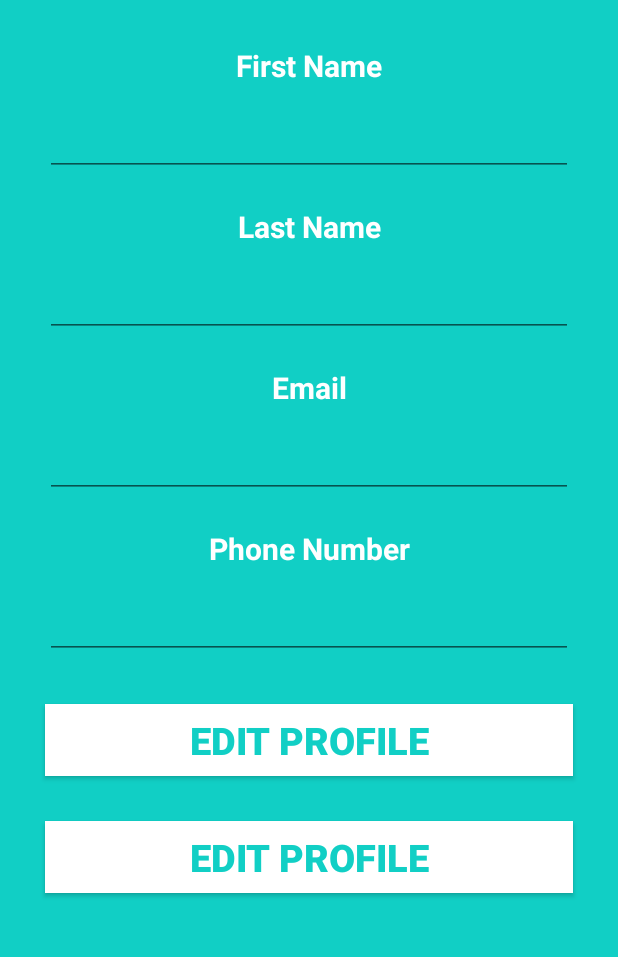
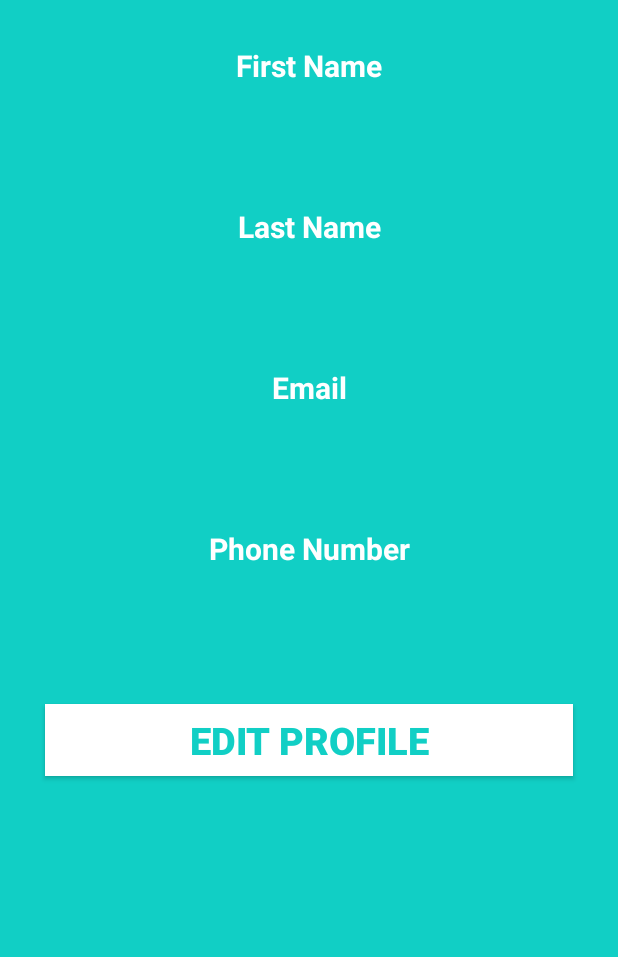
Before and after one commit to JoanWaweru/MakanikApp, an Android app: the ViewProfileActivity screen opened directly, with no data from a screen before it, on a phone screen of 412 x 824 dp, the part 80-1037 px from its top. Run offline under Robolectric (Android 15) with nearby library versions, the phone set to English and light mode, and no system bars; our stand-ins replace Firebase (no records; nobody signed in at launch, a user with empty details on screens opened directly); Roboto replaces fonts that are not available here.

Commit message:
Minor UI changes

```diff
--- a/app/src/main/java/com/joan/makanikapp/LoginActivity.java
+++ b/app/src/main/java/com/joan/makanikapp/LoginActivity.java
@@ -107,7 +107,7 @@ public class LoginActivity extends AppCompatActivity{
                     if (user.isEmailVerified()){
                         //redirect to ViewProfile Activity
 
-                        startActivity(new Intent(LoginActivity.this, MainScreenActivity.class));
+                        startActivity(new Intent(LoginActivity.this, UserMapsActivity.class));
 
                     }
                     else {
--- a/app/src/main/java/com/joan/makanikapp/MainScreenActivity.java
+++ b/app/src/main/java/com/joan/makanikapp/MainScreenActivity.java
@@ -48,7 +48,6 @@ public class MainScreenActivity extends AppCompatActivity implements View.OnClic
         signAsMechanic.setOnClickListener(this);
         logout.setOnClickListener(this);
 
-        editProfile = findViewById(R.id.editProfile);
 
 
 
--- a/app/src/main/java/com/joan/makanikapp/ViewProfileActivity.java
+++ b/app/src/main/java/com/joan/makanikapp/ViewProfileActivity.java
@@ -39,7 +39,7 @@ import com.google.firebase.database.ValueEventListener;
 public class ViewProfileActivity extends AppCompatActivity {
 
     TextView welcome;
-    EditText firstname,lastname,email,phone_number;
+    TextView firstname,lastname,email,phone_number;
     Button logout,editProfileBtn;
     String _FIRSTNAME,_LASTNAME,_EMAIL,_PHONENUMBER;
 
@@ -76,10 +76,10 @@ public class ViewProfileActivity extends AppCompatActivity {
         reference = FirebaseDatabase.getInstance().getReference("user");
         userID = user.getUid();
 
-        final EditText firstnameTextView = findViewById(R.id.profile_displayfirstname);
-        final EditText lastnameTextView = findViewById(R.id.profile_displaylastname);
-        final EditText emailTextView = findViewById(R.id.profile_displayemail);
-        final EditText phonenumberTextView = findViewById(R.id.profile_displayphonenumber);
+        final TextView firstnameTextView = findViewById(R.id.profile_displayfirstname);
+        final TextView lastnameTextView = findViewById(R.id.profile_displaylastname);
+        final TextView emailTextView = findViewById(R.id.profile_displayemail);
+        final TextView phonenumberTextView = findViewById(R.id.profile_displayphonenumber);
 
 
         reference.child(userID).addListenerForSingleValueEvent(new ValueEventListener() {
@@ -249,13 +249,16 @@ public class ViewProfileActivity extends AppCompatActivity {
         }
     }
 
-//    public void updateProfile(View view) {
-//        switch (view.getId()){
+    public void updateProfile(View view) {
+        // switch (view.getId()){
 //            case R.id.button_edit_profile:
 //                String _EMAIL = email.getEditText().getText().toString;
 //                String _PHONENUMBER = phone_number.getEditText().getText().toString;
 //                firebaseDatebase
-//    }
+
+        Intent editProfileIntent = new Intent(this,EditingUserProfileActivity.class);
+        startActivity(editProfileIntent);
+    }
 
 
     //editProfileBtn = findViewById(R.id.button_edit_profile);
--- a/app/src/main/res/layout/activity_viewprofile.xml
+++ b/app/src/main/res/layout/activity_viewprofile.xml
@@ -43,7 +43,7 @@
         android:textColor="@color/whiteTextColor">
 
     </TextView>
-    <EditText
+    <TextView
         android:layout_width="match_parent"
         android:layout_height="50dp"
         android:id="@+id/profile_displayfirstname"
@@ -56,7 +56,7 @@
         android:layout_marginTop="10dp"
         android:layout_marginHorizontal="30dp">
 
-    </EditText>
+    </TextView>
 
     <TextView
         android:layout_width="match_parent"
@@ -73,7 +73,7 @@
         android:textColor="@color/whiteTextColor">
 
     </TextView>
-    <EditText
+    <TextView
         android:layout_width="match_parent"
         android:layout_height="50dp"
         android:id="@+id/profile_displaylastname"
@@ -86,7 +86,7 @@
         android:layout_marginTop="10dp"
         android:layout_marginHorizontal="30dp">
 
-    </EditText>
+    </TextView>
 
     <TextView
         android:layout_width="match_parent"
@@ -103,7 +103,7 @@
         android:textColor="@color/whiteTextColor">
 
     </TextView>
-    <EditText
+    <TextView
         android:layout_width="match_parent"
         android:layout_height="50dp"
         android:id="@+id/profile_displayemail"
@@ -116,7 +116,7 @@
         android:layout_marginTop="10dp"
         android:layout_marginHorizontal="30dp">
 
-    </EditText>
+    </TextView>
 
     <TextView
         android:layout_width="match_parent"
@@ -133,7 +133,7 @@
         android:textColor="@color/whiteTextColor">
 
     </TextView>
-    <EditText
+    <TextView
         android:layout_width="match_parent"
         android:layout_height="50dp"
         android:id="@+id/profile_displayphonenumber"
@@ -146,7 +146,7 @@
         android:layout_marginTop="10dp"
         android:layout_marginHorizontal="30dp">
 
-    </EditText>
+    </TextView>
 
     <Button
         android:layout_width="match_parent"
@@ -165,24 +165,24 @@
         android:onClick="updateProfile"
         android:layout_marginHorizontal="30dp"/>
 
-    <Button
-        android:layout_width="match_parent"
-        android:layout_height="wrap_content"
-        android:id="@+id/editProfile"
-        android:text="@string/edit_profile"
-        android:textColor="@color/themeColor"
-        android:textStyle="bold"
-        android:textSize="25sp"
-        android:background="@color/whiteTextColor"
-        android:textAlignment="center"
-        android:gravity="center"
-        app:layout_constraintStart_toStartOf="parent"
-        app:layout_constraintTop_toBottomOf="@id/button_edit_profile"
-        android:layout_marginTop="30dp"
-        android:onClick="EditProfile"
-        android:layout_marginHorizontal="30dp">
+    <!--    <Button-->
+    <!--        android:layout_width="match_parent"-->
+    <!--        android:layout_height="wrap_content"-->
+    <!--        android:id="@+id/editProfile"-->
+    <!--        android:text="@string/edit_profile"-->
+    <!--        android:textColor="@color/themeColor"-->
+    <!--        android:textStyle="bold"-->
+    <!--        android:textSize="25sp"-->
+    <!--        android:background="@color/whiteTextColor"-->
+    <!--        android:textAlignment="center"-->
+    <!--        android:gravity="center"-->
+    <!--        app:layout_constraintStart_toStartOf="parent"-->
+    <!--        app:layout_constraintTop_toBottomOf="@id/button_edit_profile"-->
+    <!--        android:layout_marginTop="30dp"-->
+    <!--        android:onClick="updateProfile"-->
+    <!--        android:layout_marginHorizontal="30dp">-->
 
-    </Button>
+    <!--    </Button>-->
 
 
 
```
Lines whose indentation alone changed are shown as unchanged.
